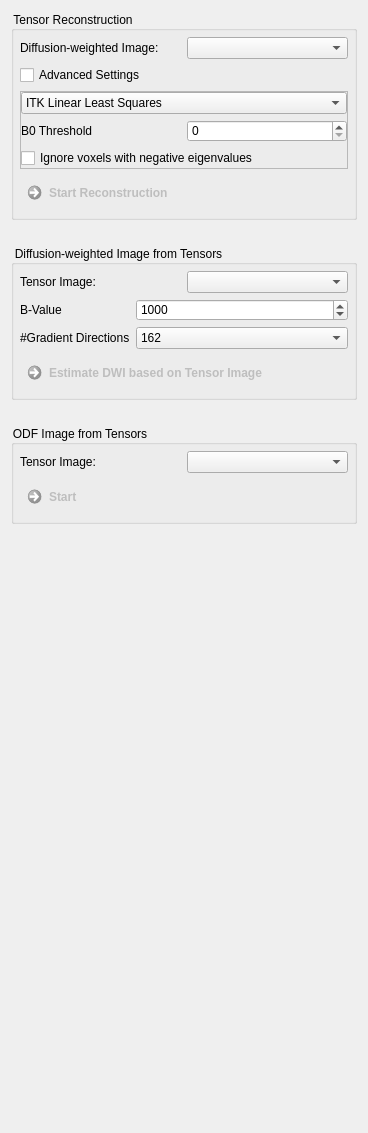
MIC-DKFZ/MITK-Diffusion, file Plugins/org.mitk.gui.qt.diffusionimaging.reconstruction/src/internal/QmitkTensorReconstructionViewControls.ui: the form before one commit.
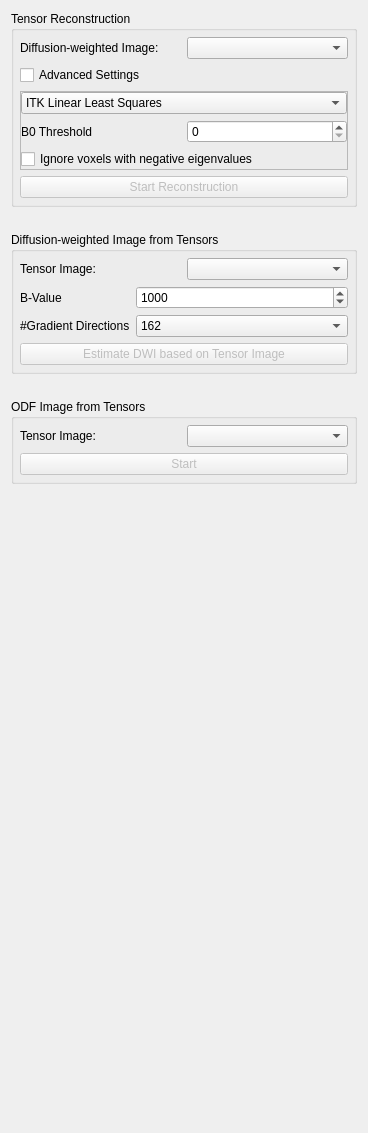
The form after the commit. Custom widgets are drawn as their Qt base class.

Commit message: Use theme-conform buttons and styles in views

```diff
--- a/Plugins/org.mitk.gui.qt.diffusionimaging.reconstruction/src/internal/QmitkTensorReconstructionViewControls.ui
+++ b/Plugins/org.mitk.gui.qt.diffusionimaging.reconstruction/src/internal/QmitkTensorReconstructionViewControls.ui
@@ -22,15 +22,6 @@
   <property name="windowTitle">
    <string>QmitkTensorReconstructionViewControls</string>
   </property>
-  <property name="styleSheet">
-   <string>QCommandLinkButton:disabled {
-  border: none;
-}
-
-QGroupBox {
-  background-color: transparent;
-}</string>
-  </property>
   <layout class="QGridLayout" name="gridLayout_5">
    <property name="verticalSpacing">
     <number>25</number>
@@ -54,7 +45,7 @@
        <number>6</number>
       </property>
       <item row="2" column="0">
-       <widget class="QCommandLinkButton" name="m_TensorsToDWIButton">
+       <widget class="QPushButton" name="m_TensorsToDWIButton">
         <property name="enabled">
          <bool>false</bool>
         </property>
@@ -280,7 +271,7 @@
        </widget>
       </item>
       <item row="4" column="1">
-       <widget class="QCommandLinkButton" name="m_StartReconstruction">
+       <widget class="QPushButton" name="m_StartReconstruction">
         <property name="enabled">
          <bool>false</bool>
         </property>
@@ -446,7 +437,7 @@
        <number>6</number>
       </property>
       <item row="1" column="0">
-       <widget class="QCommandLinkButton" name="m_TensorsToOdfButton">
+       <widget class="QPushButton" name="m_TensorsToOdfButton">
         <property name="enabled">
          <bool>false</bool>
         </property>
```
The commit also changes 36 other files.
